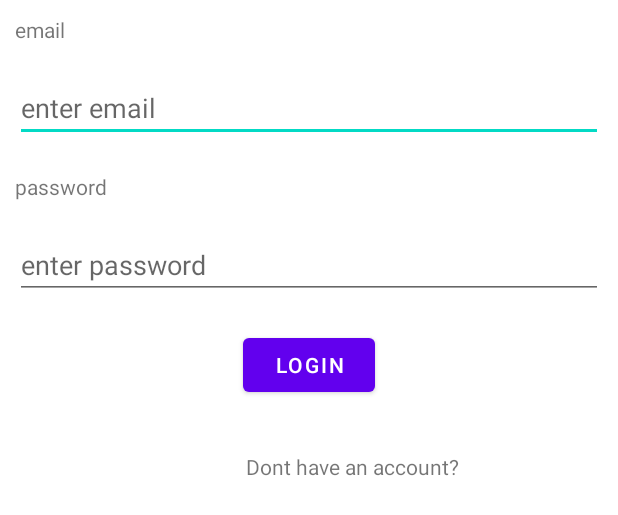
After one commit to raiaan/NewsApp, an Android app: the layout fragment_login.xml on its own in the app's theme, with its tools: preview values and no code run, on a phone screen of 412 x 824 dp. The commit adds this screen. Shown: the top 515 px of the screen. Run offline under Robolectric (Android 15) with nearby library versions, the phone set to English and light mode, and no system bars.

Commit message:
intail database and intial design for login

```diff
--- a/app/build.gradle
+++ b/app/build.gradle
@@ -44,6 +44,7 @@ dependencies {
     implementation 'androidx.lifecycle:lifecycle-viewmodel-ktx:2.4.1'
     implementation 'androidx.navigation:navigation-fragment-ktx:2.4.1'
     implementation 'androidx.navigation:navigation-ui-ktx:2.4.1'
+    implementation 'androidx.legacy:legacy-support-v4:1.0.0'
     testImplementation 'junit:junit:4.13.2'
     androidTestImplementation 'androidx.test.ext:junit:1.1.3'
     androidTestImplementation 'androidx.test.espresso:espresso-core:3.4.0'
--- /dev/null
+++ b/app/src/main/java/com/example/myapplication/data/database/NewsDao.kt
@@ -0,0 +1,4 @@
+package com.example.myapplication.data.database
+
+interface NewsDao {
+}
--- /dev/null
+++ b/app/src/main/res/layout/fragment_login.xml
@@ -0,0 +1,56 @@
+<?xml version="1.0" encoding="utf-8"?>
+<LinearLayout xmlns:android="http://schemas.android.com/apk/res/android"
+    xmlns:tools="http://schemas.android.com/tools"
+    android:layout_width="match_parent"
+    android:layout_height="match_parent"
+    android:orientation="vertical"
+    tools:context=".ui.login.Login">
+
+   <TextView
+       android:layout_width="wrap_content"
+       android:layout_height="wrap_content"
+       android:layout_margin="10dp"
+       android:text="email"/>
+    <EditText
+        android:layout_width="match_parent"
+        android:layout_height="wrap_content"
+        android:layout_margin="10dp"
+        android:hint="enter email"
+        />
+    <TextView
+        android:layout_width="wrap_content"
+        android:layout_height="wrap_content"
+        android:layout_margin="10dp"
+        android:text="password"/>
+    <EditText
+        android:layout_width="match_parent"
+        android:layout_height="wrap_content"
+        android:hint="enter password"
+        android:layout_margin="10dp"
+        />
+<Button
+    android:layout_width="wrap_content"
+    android:layout_height="wrap_content"
+    android:layout_margin="10dp"
+    android:layout_gravity="center"
+    android:text="login"/>
+    <LinearLayout
+        android:layout_width="wrap_content"
+        android:layout_gravity="end"
+        android:layout_height="wrap_content">
+        <TextView
+            android:layout_width="wrap_content"
+            android:layout_height="wrap_content"
+            android:layout_margin="10dp"
+            android:text="Dont have an account?"
+
+            />
+        <Button
+            android:layout_width="wrap_content"
+            android:layout_height="wrap_content"
+            style="@style/Widget.AppCompat.Button.Borderless"
+            android:text="Register"/>
+
+    </LinearLayout>
+
+</LinearLayout>
--- a/app/src/main/res/values/strings.xml
+++ b/app/src/main/res/values/strings.xml
@@ -10,4 +10,6 @@
     <string name="menu_home">Home</string>
     <string name="menu_gallery">Gallery</string>
     <string name="menu_slideshow">Slideshow</string>
+    <!-- TODO: Remove or change this placeholder text -->
+    <string name="hello_blank_fragment">Hello blank fragment</string>
 </resources>
```
Also changed, not shown: app/src/main/AndroidManifest.xml (+6 -1 lines), app/src/main/java/com/example/myapplication/data/database/NewsDatabase.kt (added, +25 -0 lines), app/src/main/java/com/example/myapplication/data/models/Articles.kt (+12 -1 lines), app/src/main/java/com/example/myapplication/data/models/User.kt (added, +18 -0 lines), app/src/main/java/com/example/myapplication/ui/login/Login.kt (added, +60 -0 lines), app/src/main/java/com/example/myapplication/ui/register/Register.kt (added, +60 -0 lines), app/src/main/res/layout/fragment_register.xml (added, +11 -0 lines).
